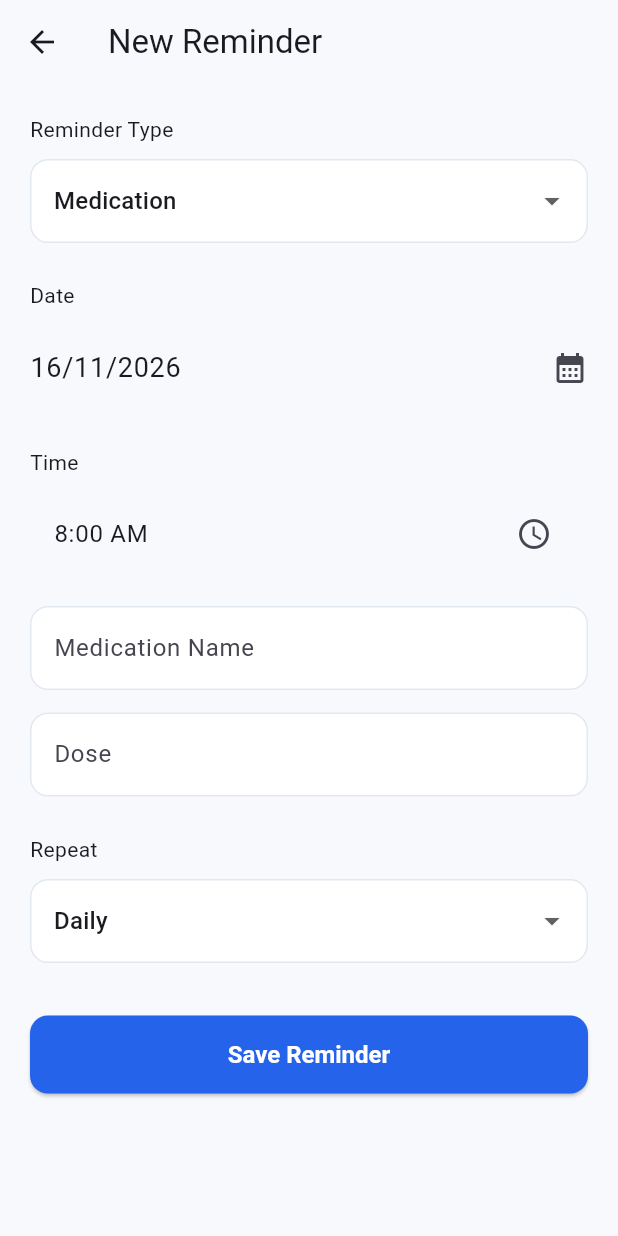
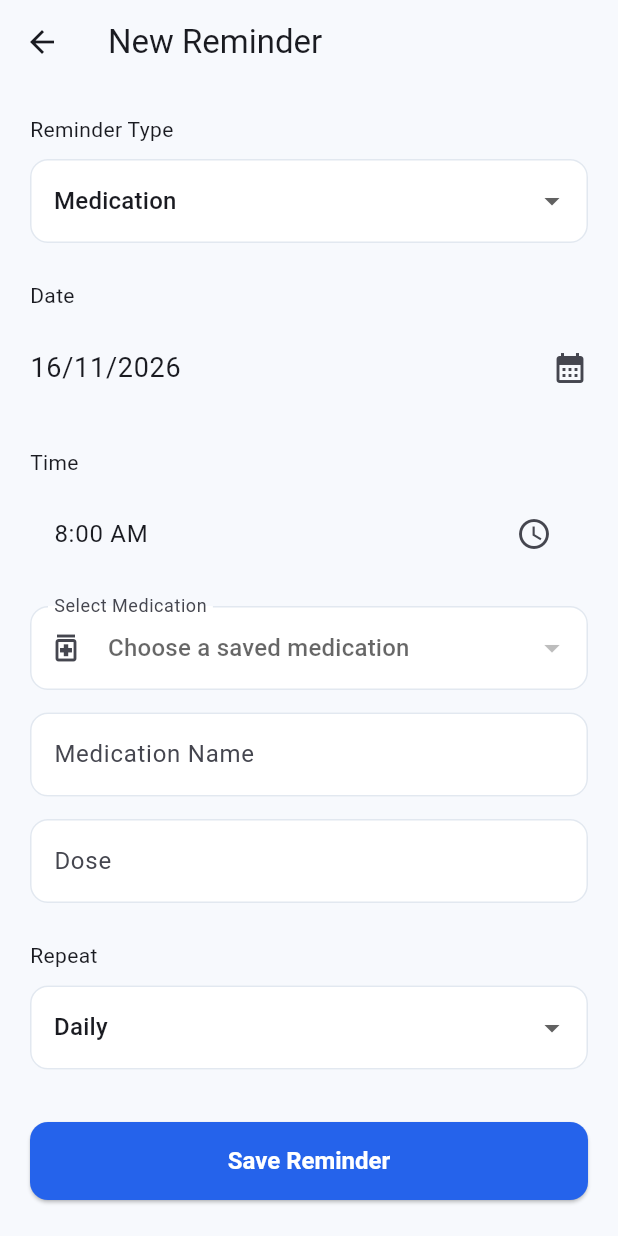
Before and after one commit to Shahad1hassan/CPEMS, a Flutter app: the AddReminderPage screen opened directly with empty values, on a phone screen of 412 x 824 dp. Run offline on Flutter 3.47's test engine with Material 3 defaults, Android fonts, the phone set to English and light mode, and no system bars; our stand-ins replace flutter_local_notifications, flutter_timezone, shared_preferences, timezone; accounts and stored records are empty.

Commit message:
Persist medications and link them to reminders

```diff
--- a/lib/features/schedule/pages/add_reminder_page.dart
+++ b/lib/features/schedule/pages/add_reminder_page.dart
@@ -1,5 +1,6 @@
 
 import 'package:flutter/material.dart';
+import '../../profile/data/medication_store.dart';
 
 class AddReminderPage extends StatefulWidget {
   final DateTime selectedDate;
@@ -18,7 +19,7 @@ class AddReminderPage extends StatefulWidget {
 class _AddReminderPageState extends State<AddReminderPage> {
   String reminderType = 'Medication';
   String repeat = 'Daily';
-
+int? selectedMedicationId;
   final nameController = TextEditingController();
   final doseController = TextEditingController();
 
@@ -35,7 +36,7 @@ selectedDate = widget.existingReminder?['date'] as DateTime?
     reminderType = reminder['type']?.toString() ?? 'Medication';
     repeat = reminder['repeat']?.toString() ?? 'Daily';
     selectedTime = reminder['time'] as TimeOfDay;
-
+selectedMedicationId = reminder['medicationId'] as int?;
     nameController.text = reminder['name']?.toString() ?? '';
     doseController.text = reminder['dose']?.toString() ?? '';
   }
@@ -136,6 +137,53 @@ selectedDate = widget.existingReminder?['date'] as DateTime?
           if (reminderType == 'Medication') ...[
             const SizedBox(height: 20),
 
+ValueListenableBuilder<List<Map<String, dynamic>>>(
+  valueListenable: MedicationStore.medications,
+  builder: (context, medications, child) {
+    final selectedExists = medications.any(
+      (medication) => medication['id'] == selectedMedicationId,
+    );
+
+    return DropdownButtonFormField<int>(
+      key: ValueKey(selectedMedicationId),
+      initialValue: selectedExists ? selectedMedicationId : null,
+      decoration: const InputDecoration(
+        labelText: 'Select Medication',
+        border: OutlineInputBorder(),
+        prefixIcon: Icon(Icons.medication_outlined),
+      ),
+      hint: const Text('Choose a saved medication'),
+      items: medications.map((medication) {
+        return DropdownMenuItem<int>(
+          value: medication['id'] as int,
+          child: Text(medication['name']?.toString() ?? ''),
+        );
+      }).toList(),
+
+onChanged: (id) {
+  final medication = id == null
+      ? null
+      : MedicationStore.findById(id);
+
+  setState(() {
+    selectedMedicationId = id;
+
+    if (medication != null) {
+      nameController.text =
+          medication['name']?.toString() ?? '';
+
+      doseController.text =
+          medication['dose']?.toString() ?? '';
+    }
+  });
+},
+
+    );
+  },
+),
+
+const SizedBox(height: 15),
+
             TextField(
               controller: nameController,
               decoration: const InputDecoration(
@@ -186,15 +234,46 @@ selectedDate = widget.existingReminder?['date'] as DateTime?
           const SizedBox(height: 35),
 
    ElevatedButton(
+
 onPressed: () {
+  if (reminderType == 'Medication') {
+    // Keep supporting older reminders that have no medicationId.
+    final isLegacyReminder =
+        widget.existingReminder != null &&
+        widget.existingReminder!['medicationId'] == null;
+
+    if (!isLegacyReminder && selectedMedicationId == null) {
+      ScaffoldMessenger.of(context).showSnackBar(
+        const SnackBar(
+          content: Text('Please select a medication first'),
+        ),
+      );
+      return;
+    }
+  }
+
+  final medication = selectedMedicationId == null
+      ? null
+      : MedicationStore.findById(selectedMedicationId!);
+
   Navigator.pop(context, {
     'type': reminderType,
-'date': selectedDate,      'time': selectedTime,
-      'name': nameController.text.trim(),
-      'dose': doseController.text.trim(),
+    'date': selectedDate,
+    'time': selectedTime,
+    'medicationId':
+        reminderType == 'Medication' ? selectedMedicationId : null,
+    'name': reminderType == 'Medication'
+        ? (medication?['name']?.toString() ??
+            nameController.text.trim())
+        : '',
+    'dose': reminderType == 'Medication'
+        ? (medication?['dose']?.toString() ??
+            doseController.text.trim())
+        : '',
     'repeat': repeat,
   });
 },
+
   child: Text(
     widget.existingReminder == null
         ? 'Save Reminder'
--- a/lib/main.dart
+++ b/lib/main.dart
@@ -3,6 +3,7 @@ import 'package:flutter/material.dart';
 import 'app.dart';
 import 'features/schedule/data/reminder_store.dart';
 import 'services/notification_server.dart';
+import 'features/profile/data/medication_store.dart';
 
 Future<void> main() async {
   WidgetsFlutterBinding.ensureInitialized();
@@ -13,6 +14,9 @@ Future<void> main() async {
   // Load saved reminders
   await ReminderStore.loadReminders();
 
+  // Load saved medications
+await MedicationStore.loadMedications();
+
   // Schedule notifications for saved reminders
   for (final reminder in ReminderStore.reminders.value) {
     await NotificationService.scheduleReminder(reminder);
```
Also changed, not shown: lib/features/profile/data/medication_store.dart (+42 -0 lines). Lines whose indentation alone changed are shown as unchanged.
